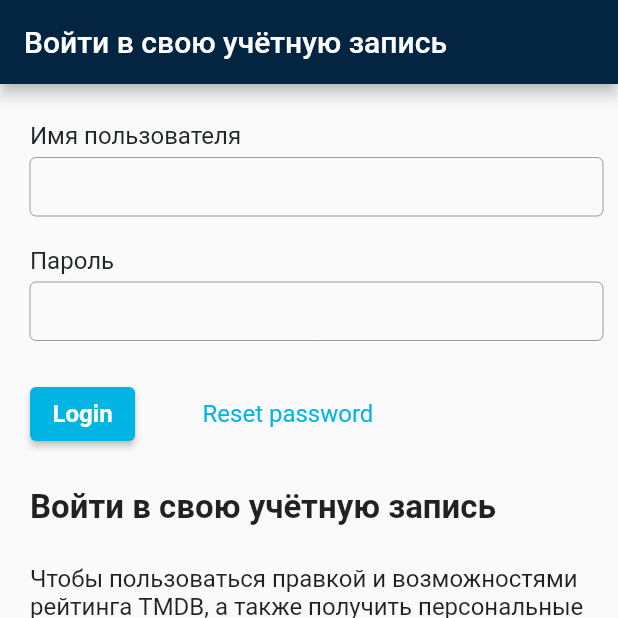
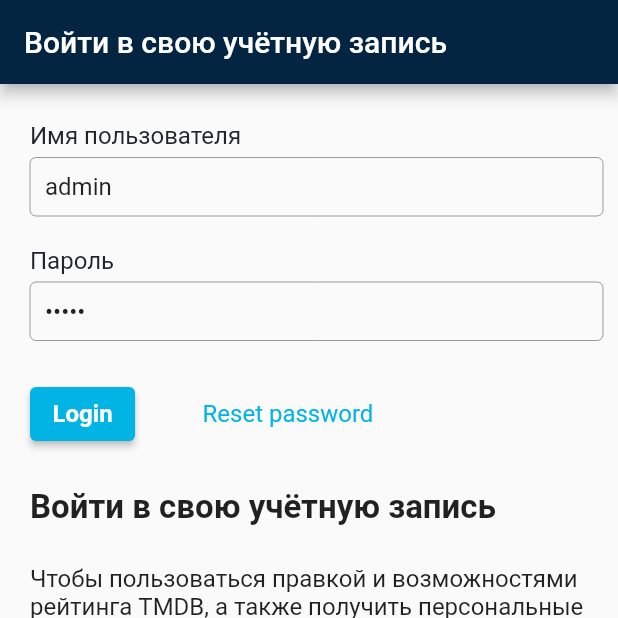
Before and after one commit to Aleksandr19May/themoviedb, a Flutter app: the screen it shows after launch, on a phone screen of 412 x 824 dp, the top half of it. Run offline on Flutter 3.47's test engine with Material 2 defaults, Android fonts, the phone set to English and light mode, and no system bars.

Commit message:
new lesson

```diff
--- /dev/null
+++ b/lib/Theme/app_colors.dart
@@ -0,0 +1,8 @@
+import 'package:flutter/material.dart';
+
+abstract class AppColors
+ {
+static const mainDarkBlue  =   Color.fromRGBO(3, 37, 65, 1);
+
+
+}
--- a/lib/main.dart
+++ b/lib/main.dart
@@ -1,4 +1,5 @@
 import 'package:flutter/material.dart';
+import 'package:themoviedb/Theme/app_colors.dart';
 import 'package:themoviedb/widgets/auth/auth_widget.dart';
 import 'package:themoviedb/widgets/auth/main%20screen/main_screen_widget.dart';
 
@@ -9,29 +10,26 @@ void main() {
 class MyApp extends StatelessWidget {
   const MyApp({super.key});
 
-
   @override
   Widget build(BuildContext context) {
     return MaterialApp(
-
       theme: ThemeData(
-      appBarTheme: const AppBarTheme(
-
-        color: Color.fromRGBO(3, 37, 65, 1) ),
+        appBarTheme: const AppBarTheme(color: AppColors.mainDarkBlue),
+        bottomNavigationBarTheme: const BottomNavigationBarThemeData(
+            unselectedItemColor: Colors.grey,
+            selectedItemColor: Colors.white,
+            backgroundColor: AppColors.mainDarkBlue),
         primarySwatch: Colors.blue,
       ),
-     routes: {
-      '/auth': (context) => AuthWidget(),
-      '/mainScreen':(context) =>MainScreenWidget()
-
-
-     },
+      routes: {
+        '/auth': (context) => const AuthWidget(),
+        '/mainScreen': (context) => const MainScreenWidget()
+      },
       initialRoute: '/auth',
       onUnknownRoute: (settings) {
         return MaterialPageRoute(builder: (context) {
- return Scaffold(body:Text('dsdsd'));
+          return const Scaffold(body: Text('dsdsd'));
         });
-
       },
     );
   }
--- /dev/null
+++ b/lib/resource/app_images.dart
@@ -0,0 +1,4 @@
+class AppImages {
+
+  static const String about_movie = 'assets/images/about_movie.jpg';
+}
--- a/lib/widgets/auth/auth_widget.dart
+++ b/lib/widgets/auth/auth_widget.dart
@@ -85,8 +85,8 @@ class _FormWidget extends StatefulWidget {
 }
 
 class _FormWidgetState extends State<_FormWidget> {
-  final _loginTextController = TextEditingController();
-  final _passwordTextController = TextEditingController();
+  final _loginTextController = TextEditingController(text: "admin");
+  final _passwordTextController = TextEditingController(text: "admin");
   String? errorText = null;
 
   void _auth() {
@@ -96,7 +96,7 @@ class _FormWidgetState extends State<_FormWidget> {
       errorText = null;
 
     //  Navigator.of(context).pushNamed('/mainScreen');
-      Navigator.of(context).pushReplacementNamed('/mainScreen1');
+      Navigator.of(context).pushReplacementNamed('/mainScreen');
     } else {
       errorText = 'Неверный логин или пароль';
     }
--- a/pubspec.yaml
+++ b/pubspec.yaml
@@ -59,9 +59,8 @@ flutter:
   uses-material-design: true
 
   # To add assets to your application, add an assets section, like this:
-  # assets:
-  #   - images/a_dot_burr.jpeg
-  #   - images/a_dot_ham.jpeg
+  assets:
+    - assets/images/about_movie.jpg
 
   # An image asset can refer to one or more resolution-specific "variants", see
   # https://flutter.dev/assets-and-images/#resolution-aware
```
Also changed, not shown: lib/widgets/auth/main screen/main_screen_widget.dart (+33 -1 lines), lib/widgets/movie_list/movie_list_widget.dart (added, +17 -0 lines), assets/images/about_movie.jpg (added).
